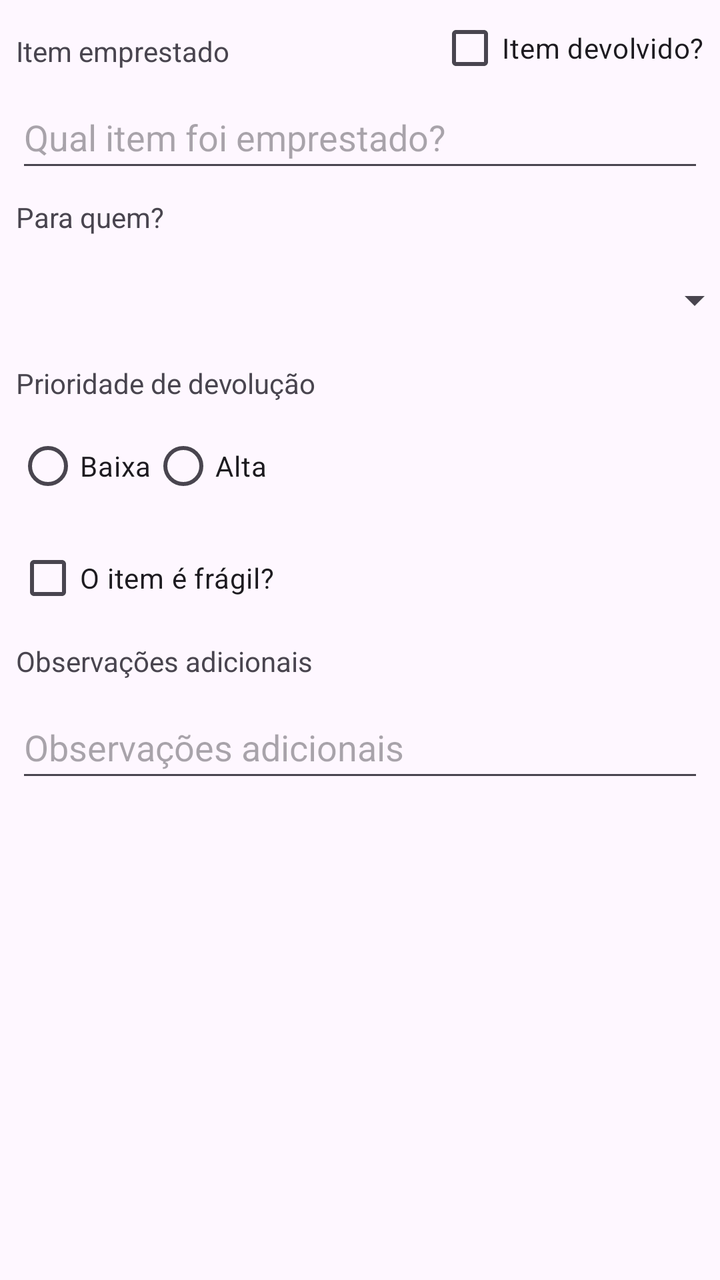
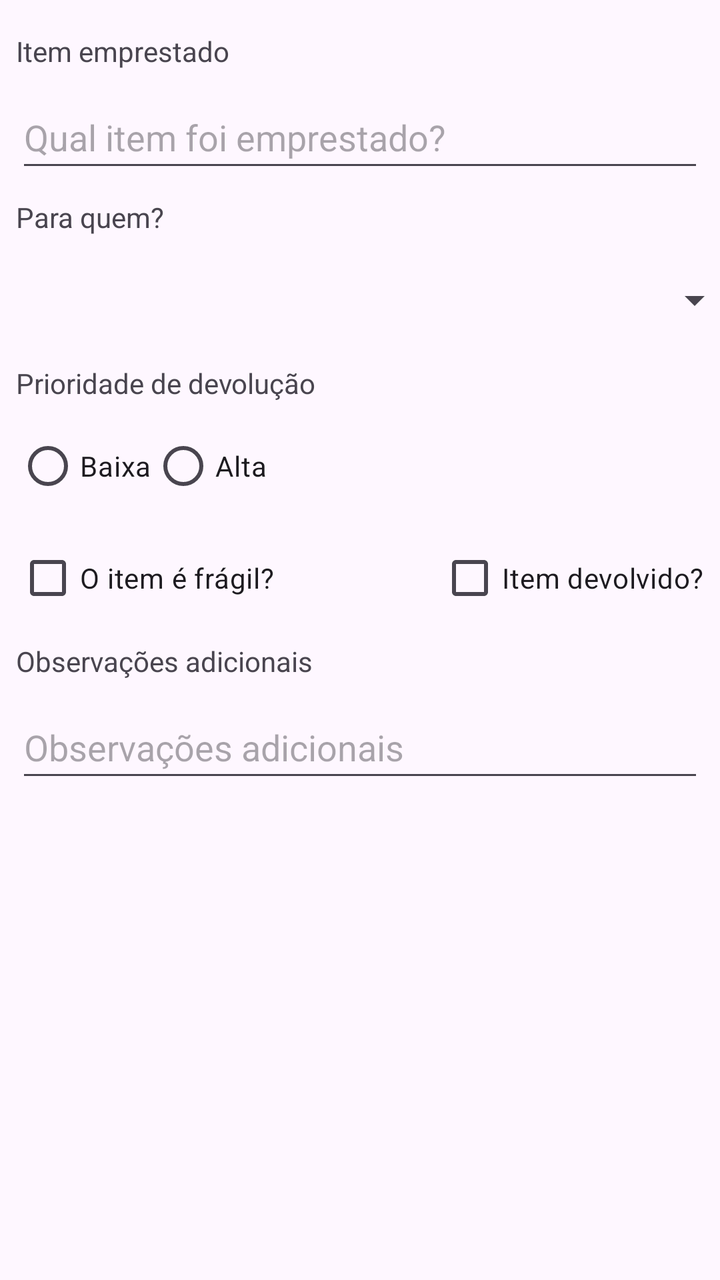

Before-and-after screenshots of an Android layout around one commit, followed by the original layout XML and the change that was made.
<!-- AndroidManifest.xml: application theme Theme.QuemPegou -->
<!-- res/layout/activity_emprestimo.xml -->
<?xml version="1.0" encoding="utf-8"?>
<ScrollView xmlns:android="http://schemas.android.com/apk/res/android"
    xmlns:app="http://schemas.android.com/apk/res-auto"
    xmlns:tools="http://schemas.android.com/tools"
    android:id="@+id/main"
    android:layout_width="match_parent"
    android:layout_height="match_parent"
    android:fillViewport="true"
    android:fitsSystemWindows="true"
    tools:context=".CadastroEmprestimoActivity">

    <androidx.constraintlayout.widget.ConstraintLayout
        android:layout_width="match_parent"
        android:layout_height="wrap_content">

        <TextView
            android:id="@+id/textViewItemEmprestado"
            android:layout_width="wrap_content"
            android:layout_height="wrap_content"
            android:layout_marginStart="8dp"
            android:layout_marginTop="16dp"
            android:labelFor="@id/edtItemEmprestado"
            android:text="@string/item_emprestado"
            app:layout_constraintStart_toStartOf="parent"
            app:layout_constraintTop_toTopOf="parent" />

        <EditText
            android:id="@+id/edtItemEmprestado"
            android:layout_width="0dp"
            android:layout_height="48dp"
            android:layout_marginStart="8dp"
            android:layout_marginTop="8dp"
            android:layout_marginEnd="8dp"
            android:ems="10"
            android:hint="@string/qual_item_foi_emprestado"
            android:inputType="text"
            app:layout_constraintEnd_toEndOf="parent"
            app:layout_constraintStart_toStartOf="parent"
            app:layout_constraintTop_toBottomOf="@+id/textViewItemEmprestado" />

        <TextView
            android:id="@+id/textViewParaQuem"
            android:layout_width="wrap_content"
            android:layout_height="wrap_content"
            android:layout_marginStart="8dp"
            android:layout_marginTop="8dp"
            android:labelFor="@id/spnAmigos"
            android:text="@string/para_quem"
            app:layout_constraintStart_toStartOf="parent"
            app:layout_constraintTop_toBottomOf="@+id/edtItemEmprestado" />

        <Spinner
            android:id="@+id/spnAmigos"
            android:layout_width="382dp"
            android:layout_height="48dp"
            android:layout_marginStart="8dp"
            android:layout_marginTop="8dp"
            android:layout_marginEnd="8dp"
            android:spinnerMode="dialog"
            app:layout_constraintEnd_toEndOf="parent"
            app:layout_constraintStart_toStartOf="parent"
            app:layout_constraintTop_toBottomOf="@+id/textViewParaQuem" />

        <RadioGroup
            android:id="@+id/rgbPrioridadeDevolucao"
            android:layout_width="wrap_content"
            android:layout_height="wrap_content"
            android:layout_marginStart="8dp"
            android:layout_marginTop="8dp"
            android:orientation="horizontal"
            app:layout_constraintStart_toStartOf="parent"
            app:layout_constraintTop_toBottomOf="@+id/textViewPrioridade">

            <RadioButton
                android:id="@+id/rdbBaixa"
                android:layout_width="match_parent"
                android:layout_height="wrap_content"
                android:text="@string/prioridade_baixa" />

            <RadioButton
                android:id="@+id/rdbAlta"
                android:layout_width="match_parent"
                android:layout_height="wrap_content"
                android:text="@string/prioridade_alta" />

        </RadioGroup>

        <TextView
            android:id="@+id/textViewPrioridade"
            android:layout_width="wrap_content"
            android:layout_height="wrap_content"
            android:layout_marginStart="8dp"
            android:layout_marginTop="8dp"
            android:text="@string/prioridade_devolucao"
            app:layout_constraintStart_toStartOf="parent"
            app:layout_constraintTop_toBottomOf="@+id/spnAmigos" />

        <CheckBox
            android:id="@+id/chkFragil"
            android:layout_width="wrap_content"
            android:layout_height="wrap_content"
            android:layout_marginStart="8dp"
            android:layout_marginTop="8dp"
            android:text="@string/item_fragil"
            app:layout_constraintEnd_toStartOf="@+id/chkDevolucao"
            app:layout_constraintHorizontal_bias="0.5"
            app:layout_constraintHorizontal_chainStyle="spread_inside"
            app:layout_constraintStart_toStartOf="parent"
            app:layout_constraintTop_toBottomOf="@+id/rgbPrioridadeDevolucao" />

        <EditText
            android:id="@+id/edtObservacoes"
            android:layout_width="0dp"
            android:layout_height="48dp"
            android:layout_marginStart="8dp"
            android:layout_marginTop="8dp"
            android:layout_marginEnd="8dp"
            android:ems="10"
            android:hint="@string/observacoes"
            android:inputType="text"
            app:layout_constraintEnd_toEndOf="parent"
            app:layout_constraintStart_toStartOf="parent"
            app:layout_constraintTop_toBottomOf="@+id/textViewObservacoes" />

        <TextView
            android:id="@+id/textViewObservacoes"
            android:layout_width="wrap_content"
            android:layout_height="wrap_content"
            android:layout_marginStart="8dp"
            android:layout_marginTop="8dp"
            android:labelFor="@id/edtObservacoes"
            android:text="@string/observacoes"
            app:layout_constraintStart_toStartOf="parent"
            app:layout_constraintTop_toBottomOf="@+id/chkFragil" />

        <CheckBox
            android:id="@+id/chkDevolucao"
            android:layout_width="wrap_content"
            android:layout_height="wrap_content"
            android:layout_marginStart="8dp"
            android:layout_marginEnd="8dp"
            android:text="@string/devolucao_item"
            app:layout_constraintEnd_toEndOf="parent"
            app:layout_constraintHorizontal_bias="0.5"
            app:layout_constraintStart_toEndOf="@+id/chkFragil"
            tools:layout_editor_absoluteY="265dp" />
    </androidx.constraintlayout.widget.ConstraintLayout>
</ScrollView>
<!-- resources referenced by this layout -->
<resources>
  <string name="devolucao_item">Item devolvido?</string>
  <string name="item_emprestado">Item emprestado</string>
  <string name="item_fragil">O item é frágil?</string>
  <string name="observacoes">Observações adicionais</string>
  <string name="para_quem">Para quem?</string>
  <string name="prioridade_alta">Alta</string>
  <string name="prioridade_baixa">Baixa</string>
  <string name="prioridade_devolucao">Prioridade de devolução</string>
  <string name="qual_item_foi_emprestado">Qual item foi emprestado?</string>
  <style name="Theme.QuemPegou" parent="Base.Theme.QuemPegou" />
  <style name="Base.Theme.QuemPegou" parent="Theme.Material3.Light">
          
          <item name="android:statusBarColor">@android:color/transparent</item>
          <item name="android:windowTranslucentStatus">true</item>
  
          
           <item name="colorPrimary">@color/azul_principal</item>
           <item name="colorPrimaryVariant">@color/azul_secundario</item>
           <item name="colorOnPrimary">@color/branco_acinzentado</item>
      </style>
  <color name="azul_principal">#09637E</color>
  <color name="azul_secundario">#088395</color>
  <color name="branco_acinzentado">#EBF4F6</color>
</resources>

<!-- the commit's change to res/layout/activity_emprestimo.xml (unified diff, before → after) -->
@@ -138,11 +138,12 @@
             android:layout_width="wrap_content"
             android:layout_height="wrap_content"
             android:layout_marginStart="8dp"
+            android:layout_marginTop="8dp"
             android:layout_marginEnd="8dp"
             android:text="@string/devolucao_item"
             app:layout_constraintEnd_toEndOf="parent"
             app:layout_constraintHorizontal_bias="0.5"
             app:layout_constraintStart_toEndOf="@+id/chkFragil"
-            tools:layout_editor_absoluteY="265dp" />
+            app:layout_constraintTop_toBottomOf="@+id/rgbPrioridadeDevolucao" />
     </androidx.constraintlayout.widget.ConstraintLayout>
 </ScrollView>
